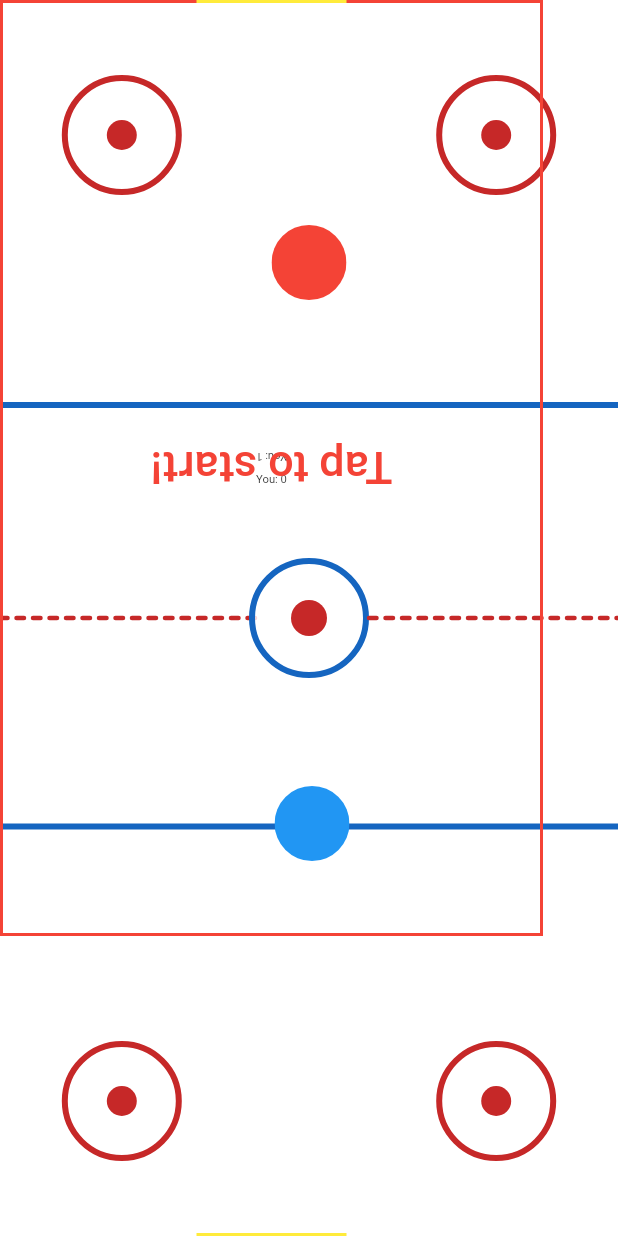
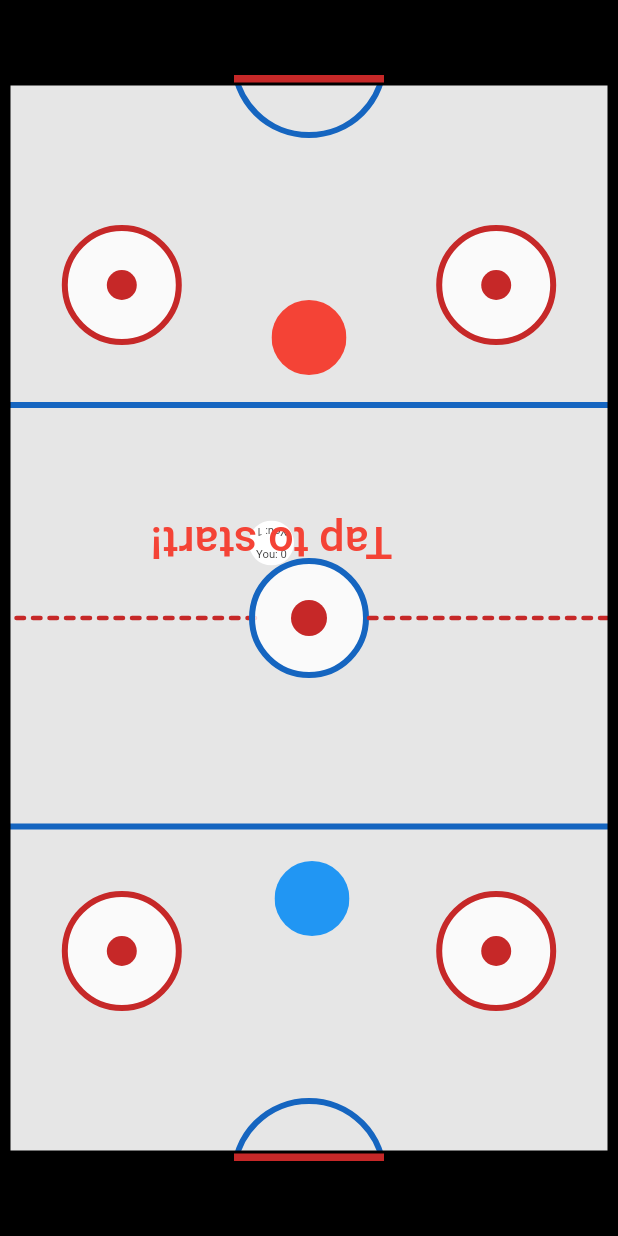
Before and after one commit to hngx-org/team-hurricane-hockey, a Flutter app: the screen it shows after launch, after a tap on "Tap to start!", on a phone screen of 412 x 824 dp. Run offline on Flutter 3.47's test engine with Material 2 defaults, Android fonts, the phone set to English and light mode, and no system bars.

Commit message:
feature: added goal post design

```diff
--- a/lib/screens/home_page.dart
+++ b/lib/screens/home_page.dart
@@ -6,7 +6,6 @@ import 'package:team_hurricane_hockey/constants.dart';
 import 'package:team_hurricane_hockey/models/player.dart';
 import 'package:team_hurricane_hockey/models/puck.dart';
 import 'package:team_hurricane_hockey/screens/widgets/center_circe.dart';
-import 'package:team_hurricane_hockey/screens/widgets/dotted_line.dart';
 import 'package:team_hurricane_hockey/screens/widgets/player.dart';
 import 'package:team_hurricane_hockey/screens/widgets/spaces.dart';
 
@@ -96,20 +95,16 @@ class _MyHomePageState extends State<MyHomePage> {
 
     // Check if the ball is inside the goalpost area.
     if ((ball.top <= 0 || ball.bottom >= tableHeight) &&
-        ((ball.centerX >= goalLeft1 && ball.centerX <= goalRight1) ||
-            (ball.centerX >= goalLeft2 && ball.centerX <= goalRight2))) {
+        ((ball.centerX >= goalLeft1 && ball.centerX <= goalRight1) || (ball.centerX >= goalLeft2 && ball.centerX <= goalRight2))) {
     } else if (ball.top <= 0 || ball.bottom >= tableHeight) {
       ySpeed = -ySpeed;
     } else {
-      distanceBall2P1 = pythagoras(
-          ball.centerX - player1.centerX, ball.centerY - player1.centerY);
-      distanceBall2P2 = pythagoras(
-          ball.centerX - player2.centerX, ball.centerY - player2.centerY);
+      distanceBall2P1 = pythagoras(ball.centerX - player1.centerX, ball.centerY - player1.centerY);
+      distanceBall2P2 = pythagoras(ball.centerX - player2.centerX, ball.centerY - player2.centerY);
 
       // Player1 (top player) calculations
       if (distanceBall2P1 <= playerRadius + ballRadius) {
-        xSpeed =
-            (ball.centerX - player1.centerX) / (ball.centerY - player1.centerY);
+        xSpeed = (ball.centerX - player1.centerX) / (ball.centerY - player1.centerY);
         if (player1.shotX != 0) {
           xSpeed = 5 * player1.shotX;
           ySpeed = 5 * player1.shotY;
@@ -121,8 +116,7 @@ class _MyHomePageState extends State<MyHomePage> {
 
       // Player2 (bottom player) calculations
       else if (distanceBall2P2 <= playerRadius + ballRadius) {
-        xSpeed = -(ball.centerX - player2.centerX) /
-            (ball.centerY - player2.centerY);
+        xSpeed = -(ball.centerX - player2.centerX) / (ball.centerY - player2.centerY);
         if (player2.shotX != 0) {
           xSpeed = 5 * player2.shotX;
           ySpeed = 5 * player2.shotY;
@@ -188,13 +182,14 @@ class _MyHomePageState extends State<MyHomePage> {
     }
 
     return Scaffold(
-      backgroundColor: Colors.white.withOpacity(.8),
+      backgroundColor: Colors.black,
+      resizeToAvoidBottomInset: true,
       body: SafeArea(
         child: Center(
           child: Container(
-            color: Colors.white.withOpacity(.8),
+            color: Colors.white.withOpacity(.9),
             width: sWidth,
-            height: sHeight,
+            height: sHeight - 100,
             child: Stack(
               children: [
                 /**
@@ -220,33 +215,36 @@ class _MyHomePageState extends State<MyHomePage> {
                   left: 0, // Align to the left edge of the table
                   top: 0, // Align to the top edge of the table
                   child: Container(
-                    width: tableWidth,
-                    height: tableHeight,
+                    width: sWidth,
+                    height: sHeight - 100,
                     decoration: BoxDecoration(
-                      border: Border.all(color: Colors.red, width: 2.0),
+                      border: Border.all(
+                        color: Colors.black,
+                        width: 7,
+                      ),
                     ),
                   ),
                 ),
 
                 // Goalpost 1
                 Positioned(
-                  left: (tableWidth - goalWidth) / 2, // Centered
+                  left: (sWidth - goalWidth) / 2, // Centered
                   top: 0, // Align to the top
                   child: Container(
                     width: goalWidth,
-                    height: 2,
-                    color: Colors.yellow, // Transparent background
+                    height: 5,
+                    color: Colors.red.shade800,
                   ),
                 ),
 
                 // Goalpost 2
                 Positioned(
-                  left: (tableWidth - goalWidth) / 2, // Centered
+                  left: (sWidth - goalWidth) / 2, // Centered
                   bottom: 0, // Align to the top
                   child: Container(
                     width: goalWidth,
-                    height: 2,
-                    color: Colors.yellow, // Transparent background
+                    height: 5,
+                    color: Colors.red.shade800, // Transparent background
                   ),
                 ),
 
--- /dev/null
+++ b/lib/screens/widgets/goal_post.dart
@@ -0,0 +1,40 @@
+import 'package:flutter/material.dart';
+
+class SemiCirclePainter extends CustomPainter {
+  final Color color;
+  final bool isTop;
+
+  SemiCirclePainter({required this.color, required this.isTop});
+
+  @override
+  void paint(Canvas canvas, Size size) {
+    final paint = Paint()
+      ..color = color
+      ..style = PaintingStyle.stroke
+      ..strokeWidth = 4;
+
+    final centerX = size.width / 2;
+    final centerY = size.height / 2;
+
+    final radius = size.height / 2;
+
+    final double startAngle = isTop ? 0 : -3.14159265;
+    const sweepAngle = 3.14159265;
+
+    canvas.drawArc(
+      Rect.fromCircle(
+        center: Offset(centerX, centerY),
+        radius: radius,
+      ),
+      startAngle,
+      sweepAngle,
+      false,
+      paint,
+    );
+  }
+
+  @override
+  bool shouldRepaint(CustomPainter oldDelegate) {
+    return false;
+  }
+}
--- a/lib/screens/widgets/spaces.dart
+++ b/lib/screens/widgets/spaces.dart
@@ -1,4 +1,6 @@
 import 'package:flutter/material.dart';
+import 'package:team_hurricane_hockey/screens/widgets/goal_post.dart';
+import 'dart:math' as math;
 
 class TopSpace extends StatelessWidget {
   final double playerSize;
@@ -8,9 +10,24 @@ class TopSpace extends StatelessWidget {
   Widget build(BuildContext context) {
     return SizedBox(
       height: MediaQuery.of(context).size.height / 2,
-      child: Column(
+      child: Stack(
         children: [
-          SizedBox(height: playerSize),
+          Positioned(
+            top: -60,
+            left: MediaQuery.of(context).size.width / 2 - (50),
+            child: Center(
+              child: CustomPaint(
+                size: const Size(100, 100), // Adjust size as needed
+                painter: SemiCirclePainter(
+                  color: Colors.blue.shade800,
+                  isTop: true,
+                ),
+              ),
+            ),
+          ),
+          Column(
+            children: [
+              SizedBox(height: playerSize * 2),
               Padding(
                 padding: EdgeInsets.symmetric(horizontal: MediaQuery.of(context).size.width * .1),
                 child: Row(
@@ -65,6 +82,8 @@ class TopSpace extends StatelessWidget {
               ),
             ],
           ),
+        ],
+      ),
     );
   }
 }
@@ -77,7 +96,25 @@ class BottomSpace extends StatelessWidget {
   Widget build(BuildContext context) {
     return SizedBox(
       height: MediaQuery.of(context).size.height / 2,
-      child: Column(
+      child: Stack(
+        children: [
+          Positioned(
+            bottom: -60,
+            left: MediaQuery.of(context).size.width / 2 - (50),
+            child: Center(
+              child: Transform.rotate(
+                angle: math.pi,
+                child: CustomPaint(
+                  size: const Size(100, 100), // Adjust size as needed
+                  painter: SemiCirclePainter(
+                    color: Colors.blue.shade800,
+                    isTop: true,
+                  ),
+                ),
+              ),
+            ),
+          ),
+          Column(
             mainAxisAlignment: MainAxisAlignment.end,
             children: [
               Padding(
@@ -132,7 +169,9 @@ class BottomSpace extends StatelessWidget {
                   ],
                 ),
               ),
-          SizedBox(height: playerSize),
+              SizedBox(height: playerSize * 2),
+            ],
+          ),
         ],
       ),
     );
```
Lines whose indentation alone changed are shown as unchanged.
